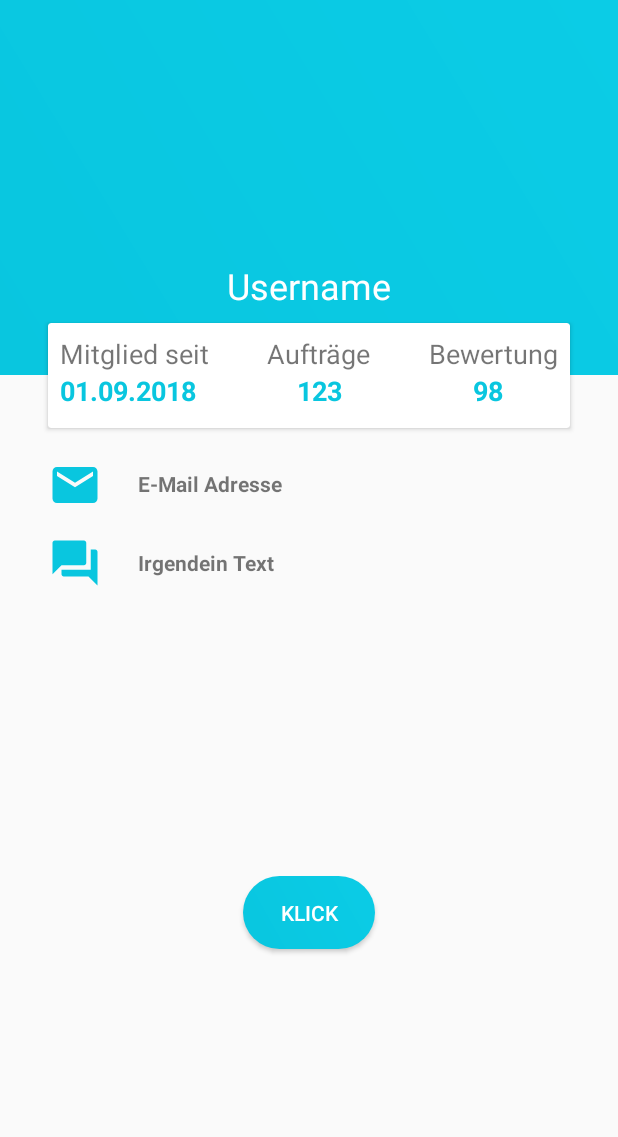
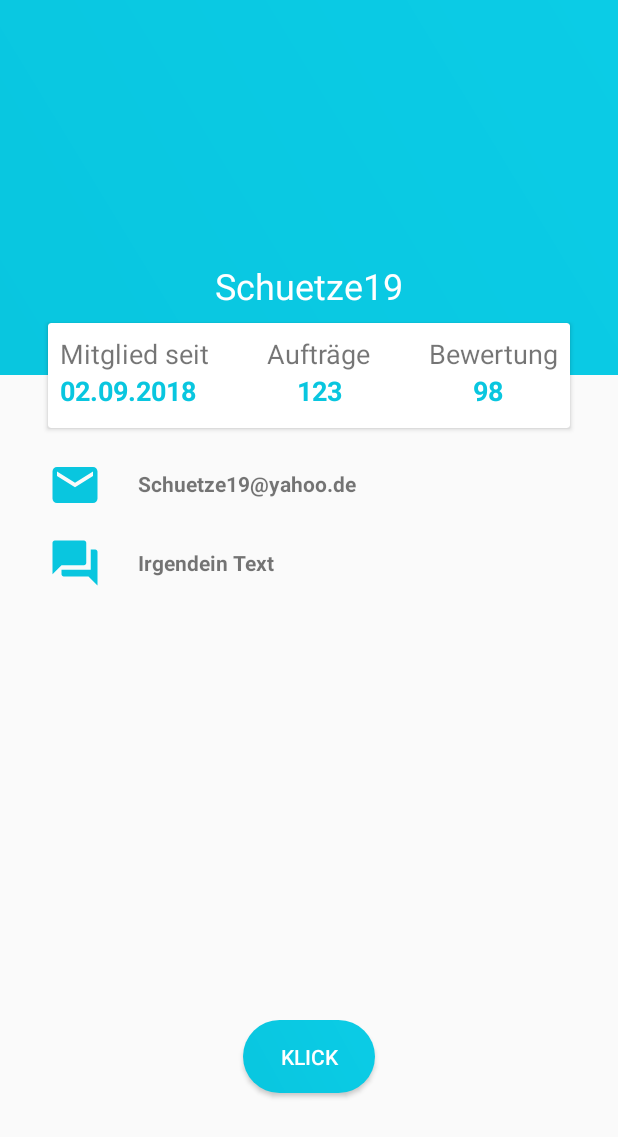
Before and after one commit to Schuetze19/SelfmadeMoney, an Android app: the screen it shows after launch (ProfilActivity), on a phone screen of 412 x 824 dp. Shown: the top 1137 px of the screen. Run offline under Robolectric (Android 15) with nearby library versions, the phone set to English and light mode, and no system bars; our stand-ins replace CircleImageView, Picasso; libraries missing offline, so code that uses them is left out: jp.wasabeef.picasso; 1 statement that could not run was skipped.

Commit message:
User->MitgliedSeit hinzugefügt.

```diff
--- a/app/src/main/java/com/example/dennis/selfmademoney/ProfilActivity.java
+++ b/app/src/main/java/com/example/dennis/selfmademoney/ProfilActivity.java
@@ -3,7 +3,10 @@ package com.example.dennis.selfmademoney;
 import android.os.Bundle;
 import android.support.annotation.Nullable;
 import android.support.v7.app.AppCompatActivity;
+import android.widget.TextView;
 
+import com.example.dennis.selfmademoney.dao.UserDao;
+import com.example.dennis.selfmademoney.model.User;
 import com.squareup.picasso.Picasso;
 
 import de.hdodenhof.circleimageview.CircleImageView;
@@ -12,6 +15,7 @@ import jp.wasabeef.picasso.transformations.CropCircleTransformation;
 public class ProfilActivity extends AppCompatActivity {
 
     private CircleImageView profilBild;
+    private TextView txtUsername, txtEmail, txtMitgliedSeit;
 
     @Override
     protected void onCreate(@Nullable Bundle savedInstanceState) {
@@ -19,6 +23,14 @@ public class ProfilActivity extends AppCompatActivity {
         setContentView(R.layout.activity_profil);
 
         profilBild = (CircleImageView) findViewById(R.id.profilBild);
+        txtUsername = (TextView) findViewById(R.id.txtUsername);
+        txtMitgliedSeit = (TextView) findViewById(R.id.txtMitgliedSeit);
+        txtEmail = (TextView) findViewById(R.id.txtEmail);
+
+        User user = new UserDao().findById(1);
+        txtUsername.setText(user.getUsername());
+        txtMitgliedSeit.setText(user.getMitgliedSeit());
+        txtEmail.setText(user.getEmail());
 
         Picasso.get()
                 .load(R.drawable.ic_portrait_white_48dp)
--- a/app/src/main/java/com/example/dennis/selfmademoney/model/User.java
+++ b/app/src/main/java/com/example/dennis/selfmademoney/model/User.java
@@ -1,4 +1,8 @@
 package com.example.dennis.selfmademoney.model;
+
+import java.text.SimpleDateFormat;
+import java.util.Calendar;
+import java.util.Date;
 
 public class User {
 
@@ -6,12 +10,14 @@ public class User {
     private final String username;
     private String password;
     private final String email;
+    private final Calendar mitgliedSeit = Calendar.getInstance();
 
     public User(final long id, final String username, final String email, String password){
         this.id = id;
         this.username = username;
         this.email = email;
         this.password = password;
+        this.mitgliedSeit.setTime(new Date());
     }
 
     public long getId() {
@@ -34,4 +40,8 @@ public class User {
         return email;
     }
 
+    public String getMitgliedSeit(){
+        return new SimpleDateFormat("dd.MM.yyyy").format(mitgliedSeit.getTime());
+    }
+
 }
--- a/app/src/main/res/layout/activity_profil.xml
+++ b/app/src/main/res/layout/activity_profil.xml
@@ -87,7 +87,7 @@
                 app:layout_constraintTop_toTopOf="parent" />
 
             <TextView
-                android:id="@+id/textView9"
+                android:id="@+id/txtBewertung"
                 android:layout_width="wrap_content"
                 android:layout_height="wrap_content"
                 android:layout_marginEnd="44dp"
@@ -154,7 +154,7 @@
         app:srcCompat="@drawable/ic_mail_white_36dp" />
 
     <TextView
-        android:id="@+id/textView10"
+        android:id="@+id/txtEmail"
         android:layout_width="wrap_content"
         android:layout_height="wrap_content"
         android:layout_marginStart="24dp"
@@ -185,13 +185,12 @@
         android:textSize="14sp"
         android:textStyle="bold"
         app:layout_constraintStart_toEndOf="@+id/chatImage"
-        app:layout_constraintTop_toBottomOf="@+id/textView10" />
+        app:layout_constraintTop_toBottomOf="@+id/txtEmail" />
 
     <Button
         android:id="@+id/button"
         android:layout_width="wrap_content"
         android:layout_height="wrap_content"
-        android:layout_marginBottom="8dp"
         android:layout_marginEnd="8dp"
         android:layout_marginStart="8dp"
         android:layout_marginTop="16dp"
@@ -201,6 +200,7 @@
         app:layout_constraintBottom_toBottomOf="parent"
         app:layout_constraintEnd_toEndOf="parent"
         app:layout_constraintStart_toStartOf="parent"
-        app:layout_constraintTop_toBottomOf="@+id/textView11" />
+        app:layout_constraintTop_toBottomOf="@+id/textView11"
+        app:layout_constraintVertical_bias="0.746" />
 
 </android.support.constraint.ConstraintLayout>
```
